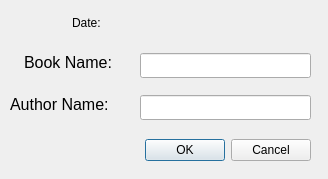
Above: Qt Project Files/SpiralBound/addbook.ui from ECU-CSCI-4230/SpiralBound before the change. Below: the same form after it.
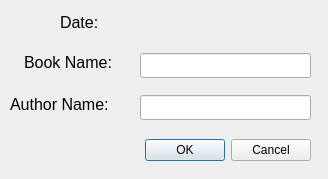
That is the form after the change.

Commit message:
New notebook Interface, TextEditor- bookname, Applied layout to formatting menubar icons.
Fixed #42
New notebook Interface: Modified signals and slots to add date string.

What changed in the file:
```diff
--- a/Qt Project Files/SpiralBound/addbook.ui
+++ b/Qt Project Files/SpiralBound/addbook.ui
@@ -88,12 +88,17 @@
   <widget class="QLabel" name="label_3">
    <property name="geometry">
     <rect>
-     <x>72</x>
+     <x>60</x>
      <y>13</y>
      <width>51</width>
      <height>19</height>
     </rect>
    </property>
+   <property name="font">
+    <font>
+     <pointsize>12</pointsize>
+    </font>
+   </property>
    <property name="text">
     <string>Date:</string>
    </property>
```
Left out of the diff: 15 changed lines with no effect on the pictures. The commit also changes 5 other files.
